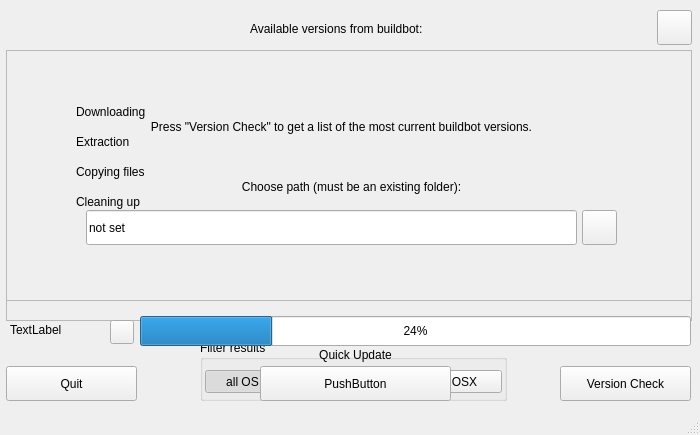
Before: the Qt Designer form mainwindow.ui in overmindstudios/BlenderUpdater, drawn with Qt 5.
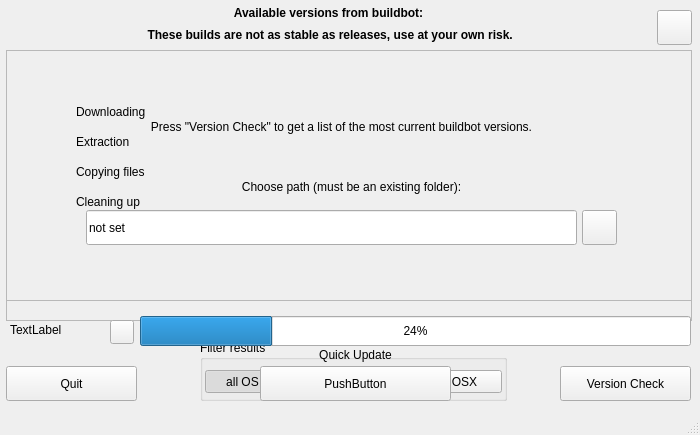
After: the same form once the commit is applied. Icons and pictures are not drawn.

Commit message: added warning label

The edit to the form file:
```diff
--- a/mainwindow.ui
+++ b/mainwindow.ui
@@ -117,15 +117,24 @@
    <widget class="QLabel" name="lbl_available">
     <property name="geometry">
      <rect>
-      <x>250</x>
-      <y>19</y>
-      <width>210</width>
-      <height>19</height>
+      <x>6</x>
+      <y>3</y>
+      <width>645</width>
+      <height>20</height>
      </rect>
     </property>
+    <property name="font">
+     <font>
+      <weight>75</weight>
+      <bold>true</bold>
+     </font>
+    </property>
     <property name="text">
      <string>Available versions from buildbot:</string>
     </property>
+    <property name="alignment">
+     <set>Qt::AlignCenter</set>
+    </property>
    </widget>
    <widget class="QPushButton" name="btn_about">
     <property name="geometry">
@@ -534,6 +543,31 @@
      <set>Qt::AlignCenter</set>
     </property>
    </widget>
+   <widget class="QLabel" name="lbl_caution">
+    <property name="geometry">
+     <rect>
+      <x>6</x>
+      <y>25</y>
+      <width>645</width>
+      <height>20</height>
+     </rect>
+    </property>
+    <property name="font">
+     <font>
+      <weight>75</weight>
+      <bold>true</bold>
+     </font>
+    </property>
+    <property name="autoFillBackground">
+     <bool>true</bool>
+    </property>
+    <property name="text">
+     <string> These builds are not as stable as releases, use at your own risk.</string>
+    </property>
+    <property name="alignment">
+     <set>Qt::AlignCenter</set>
+    </property>
+   </widget>
    <zorder>btngrp_filter</zorder>
    <zorder>frm_start</zorder>
    <zorder>btn_Quit</zorder>
```
Left out of the diff: 6 changed lines with no effect on the pictures. The commit also changes 3 other files.
